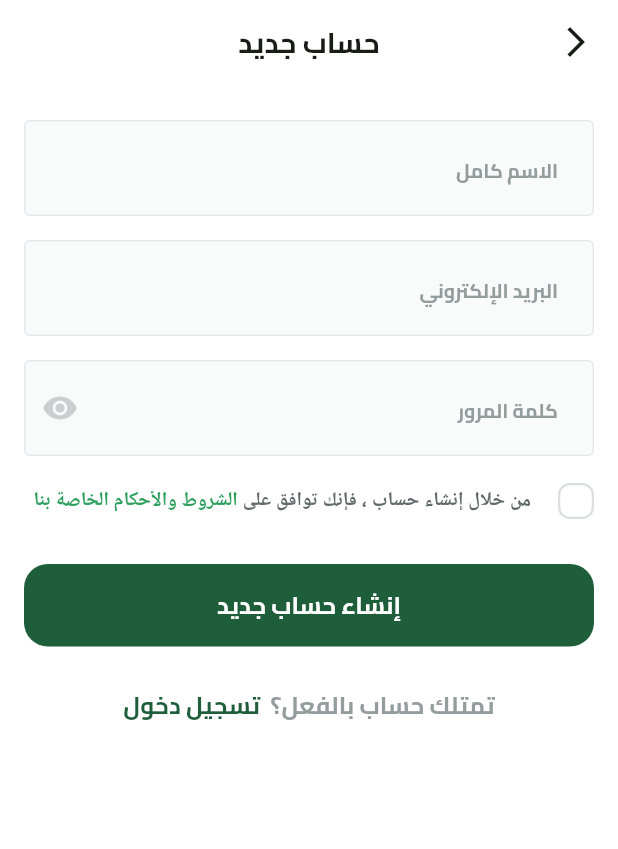
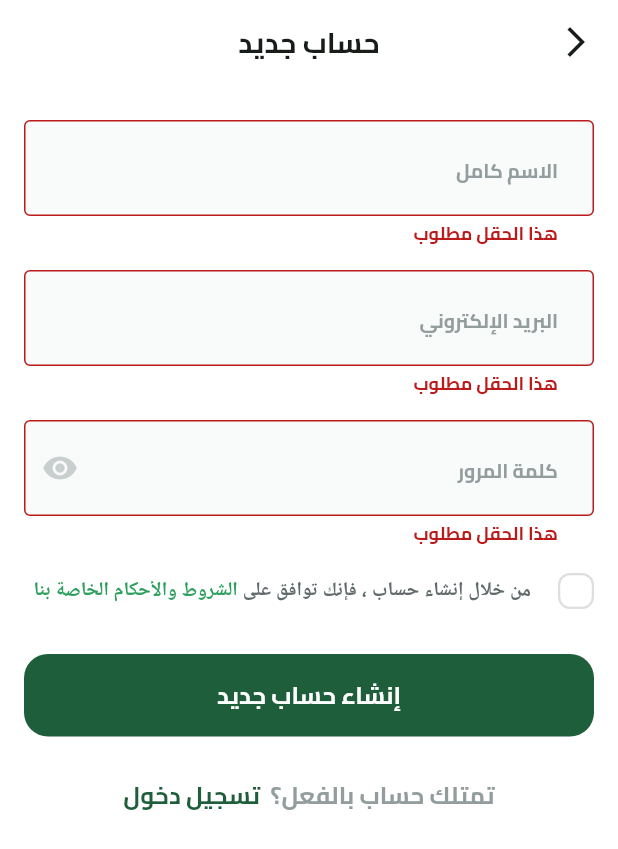
Before and after one commit to AhmedKhedr1/Fruit_hub, a Flutter app: the RegisterView screen opened by its route, after a tap on "إنشاء حساب جديد", on a phone screen of 412 x 824 dp. Shown: the top 849 px of the screen. Run offline on Flutter 3.47's test engine with Material 3 defaults, Android fonts, the phone set to English and light mode, and no system bars; drawn by our look-alikes of modal_progress_hud_nsn; our stand-ins replace dartz, dots_indicator, firebase_auth, firebase_core, flutter_bloc, flutter_svg and 3 more; accounts and stored records are empty.

Commit message:
feat: Enhance registration flow with Bloc integration and localized error messages

```diff
--- a/lib/Core/widgets/CustomTextFormField.dart
+++ b/lib/Core/widgets/CustomTextFormField.dart
@@ -6,13 +6,22 @@ class CustomTextFormField extends StatelessWidget {
       {super.key,
       this.suffixIcon,
       required this.hint,
-      required this.keyboardType});
+      required this.keyboardType,
+      this.onSaved});
   final String hint;
   final TextInputType keyboardType;
   final Widget? suffixIcon;
+  final Function(String?)? onSaved;
   @override
   Widget build(BuildContext context) {
     return TextFormField(
+      onSaved: onSaved,
+      validator: (value) {
+        if (value == null || value.isEmpty) {
+          return 'هذا الحقل مطلوب ';
+        }
+        return null;
+      },
       maxLines: 1,
       style: TextStyless.semiBold16,
       keyboardType: keyboardType,
--- /dev/null
+++ b/lib/Features/Auth/Presentation/Cubits/Register_cubit/register_state.dart
@@ -0,0 +1,16 @@
+part of 'register_cubit.dart';
+
+sealed class RegisterState {}
+
+final class RegisterInitial extends RegisterState {}
+final class Registerloading extends RegisterState {}
+final class RegisterSuccess extends RegisterState {
+  final UserEntity userEntity;
+
+  RegisterSuccess({required this.userEntity});
+}
+final class RegisterFailure extends RegisterState {
+  final String message;
+
+  RegisterFailure({required this.message});
+}
--- a/lib/Features/Auth/Presentation/Views/Register_View.dart
+++ b/lib/Features/Auth/Presentation/Views/Register_View.dart
@@ -1,16 +1,25 @@
 import 'package:flutter/material.dart';
+import 'package:flutter_bloc/flutter_bloc.dart';
+import 'package:fruit_hub/Core/services/Getit__Services.dart';
 import 'package:fruit_hub/Core/widgets/Custom_AppBar.dart';
-import 'package:fruit_hub/Features/Auth/Presentation/Views/Widgets/Register_view_body.dart';
+import 'package:fruit_hub/Features/Auth/Domain/Repos/Auth_Repo.dart';
+import 'package:fruit_hub/Features/Auth/Presentation/Cubits/Register_cubit/register_cubit.dart';
+import 'package:fruit_hub/Features/Auth/Presentation/Views/Widgets/RegisterViewBlocConsumer.dart';
 
 class RegisterView extends StatelessWidget {
   const RegisterView({super.key});
 
   @override
   Widget build(BuildContext context) {
-    return Scaffold(
-      backgroundColor: Colors.white,
-      appBar: BuildAppBar(context, title: 'حساب جديد', IsVisiable: true),
-      body: RegisterViewBody(),
+    return BlocProvider(
+      create: (context) => RegisterCubit(
+        getIt<AuthRepo>(),
+      ),
+      child: Scaffold(
+        backgroundColor: Colors.white,
+        appBar: BuildAppBar(context, title: 'حساب جديد', IsVisiable: true),
+        body: RegisterViewBlocConsumer(),
+      ),
     );
   }
 }
--- /dev/null
+++ b/lib/Features/Auth/Presentation/Views/Widgets/RegisterViewBlocConsumer.dart
@@ -0,0 +1,35 @@
+import 'package:flutter/material.dart';
+import 'package:flutter_bloc/flutter_bloc.dart';
+import 'package:fruit_hub/Core/utils/App_Router.dart';
+import 'package:fruit_hub/Features/Auth/Presentation/Cubits/Register_cubit/register_cubit.dart';
+import 'package:fruit_hub/Features/Auth/Presentation/Views/Widgets/Register_view_body.dart';
+import 'package:go_router/go_router.dart';
+import 'package:modal_progress_hud_nsn/modal_progress_hud_nsn.dart';
+
+class RegisterViewBlocConsumer extends StatelessWidget {
+  const RegisterViewBlocConsumer({
+    super.key,
+  });
+
+  @override
+  Widget build(BuildContext context) {
+    return Builder(builder: (context) {
+      return BlocConsumer<RegisterCubit, RegisterState>(
+        listener: (context, state) {
+          if (state is RegisterSuccess) {
+            GoRouter.of(context).go(AppRouter.Kloginview);
+          } else if (state is RegisterFailure) {
+            ScaffoldMessenger.of(context).showSnackBar(
+              SnackBar(content: Text(state.message)),
+            );
+          }
+        },
+        builder: (context, state) {
+          return ModalProgressHUD(
+              inAsyncCall: state is Registerloading ? true : false,
+              child: RegisterViewBody());
+        },
+      );
+    });
+  }
+}
--- a/lib/Features/Auth/Presentation/Views/Widgets/Register_view_body.dart
+++ b/lib/Features/Auth/Presentation/Views/Widgets/Register_view_body.dart
@@ -1,35 +1,59 @@
 import 'package:flutter/material.dart';
+import 'package:flutter_bloc/flutter_bloc.dart';
+import 'package:fruit_hub/Core/utils/App_Router.dart';
 import 'package:fruit_hub/Core/widgets/CustomTextFormField.dart';
 import 'package:fruit_hub/Core/widgets/Custom_Button.dart';
+import 'package:fruit_hub/Features/Auth/Presentation/Cubits/Register_cubit/register_cubit.dart';
 import 'package:fruit_hub/Features/Auth/Presentation/Views/Widgets/Have_And_Donot_Have_Account.dart';
 import 'package:fruit_hub/Features/Auth/Presentation/Views/Widgets/TermsandCondition.dart';
 import 'package:go_router/go_router.dart';
 
-class RegisterViewBody extends StatelessWidget {
+class RegisterViewBody extends StatefulWidget {
   const RegisterViewBody({super.key});
 
+  @override
+  State<RegisterViewBody> createState() => _RegisterViewBodyState();
+}
+
+class _RegisterViewBodyState extends State<RegisterViewBody> {
+  final GlobalKey<FormState>formkey=GlobalKey<FormState>();
+  AutovalidateMode autovalidateMode=AutovalidateMode.disabled;
+  late String UserName,email,password;
   @override
   Widget build(BuildContext context) {
     return Padding(
       padding: EdgeInsets.symmetric(horizontal: 16),
       child: SingleChildScrollView(
+        child: Form(
+          key: formkey,
+          autovalidateMode: autovalidateMode,
+
           child: Column(
             children: [
               SizedBox(
                 height: 24,
               ),
               CustomTextFormField(
+                onSaved: (p0) {
+                  UserName=p0!;
+                },
                   hint: 'الاسم كامل', keyboardType: TextInputType.name),
               SizedBox(
                 height: 16,
               ),
               CustomTextFormField(
+                onSaved: (p0) {
+                  email=p0!;
+                },
                   hint: 'البريد الإلكتروني',
                   keyboardType: TextInputType.emailAddress),
               SizedBox(
                 height: 16,
               ),
               CustomTextFormField(
+                onSaved: (p0) {
+                  password=p0!;
+                },
                   suffixIcon: Icon(
                     Icons.remove_red_eye_rounded,
                     color: Color(0xffC9CECF),
@@ -45,7 +69,17 @@ class RegisterViewBody extends StatelessWidget {
               ),
               CustomButton(
                 title: 'إنشاء حساب جديد',
-              onpressed: () {},
+                onpressed: () {
+                  if (formkey.currentState!.validate()) {
+                    formkey.currentState!.save();
+                    context.read<RegisterCubit>().CreateUserWithEmailAndPassword(email, password, UserName);
+                    // Add your registration logic here
+                  } else {
+                    setState(() {
+                      autovalidateMode = AutovalidateMode.always;
+                    });
+                  }
+                },
               ),
               SizedBox(
                 height: 28,
@@ -60,6 +94,7 @@ class RegisterViewBody extends StatelessWidget {
             ],
           ),
         ),
+      ),
     );
   }
 }
--- a/lib/main.dart
+++ b/lib/main.dart
@@ -1,6 +1,7 @@
 import 'package:firebase_core/firebase_core.dart';
 import 'package:flutter/material.dart';
 import 'package:flutter_localizations/flutter_localizations.dart';
+import 'package:fruit_hub/Core/services/Getit__Services.dart';
 import 'package:fruit_hub/Core/services/shared_preferences_singelton.dart';
 import 'package:fruit_hub/Core/utils/App_Router.dart';
 import 'package:fruit_hub/Core/utils/App_colors.dart';
@@ -13,6 +14,7 @@ void main() async {
     options: DefaultFirebaseOptions.currentPlatform,
   );
   await Prefs.init();
+  setupGetIt();
   runApp(const FruitHub());
 }
 
--- a/pubspec.yaml
+++ b/pubspec.yaml
@@ -35,11 +35,14 @@ dependencies:
   firebase_core: ^3.15.1
   flutter:
     sdk: flutter
+  flutter_bloc: ^9.1.1
   flutter_launcher_icons: ^0.14.4
   flutter_localizations:
     sdk: flutter
   flutter_svg: ^2.2.0
+  get_it: ^8.0.3
   go_router: ^16.0.0
+  modal_progress_hud_nsn: ^0.5.1
   shared_preferences: ^2.5.3
 
 dev_dependencies:
```
Also changed, not shown: lib/Core/services/Firebase_Auth_Service.dart (+4 -5 lines), lib/Core/services/Getit__Services.dart (added, +16 -0 lines), lib/Features/Auth/Presentation/Cubits/Register_cubit/register_cubit.dart (added, +27 -0 lines), pubspec.lock. Lines whose indentation alone changed are shown as unchanged.
